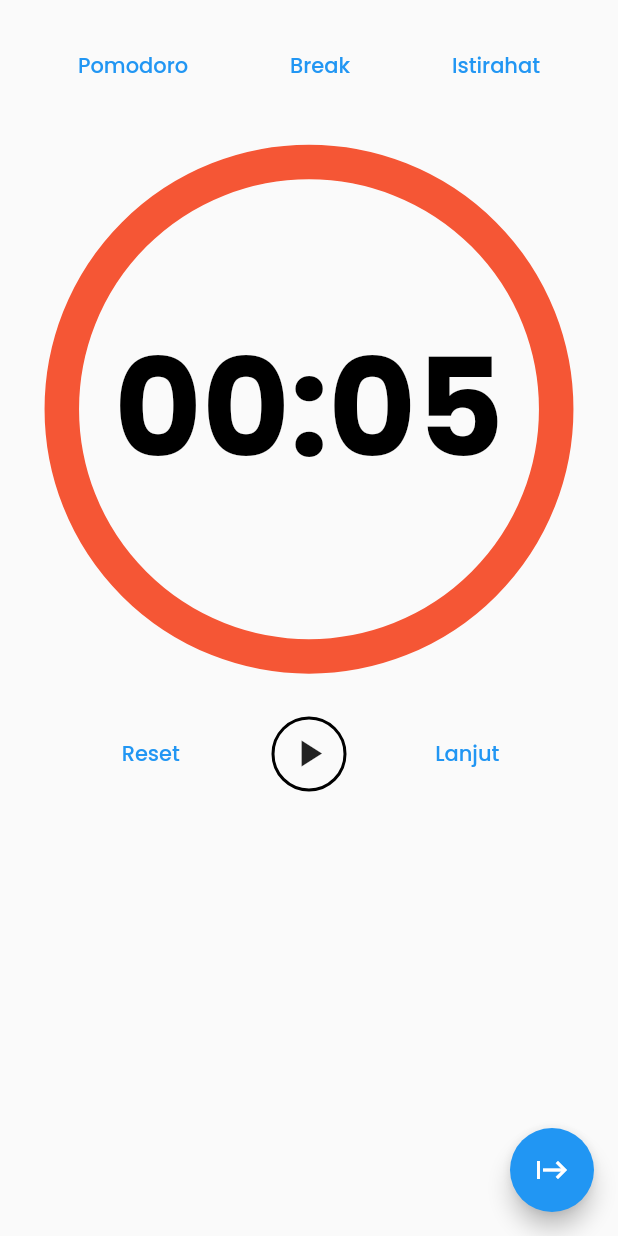
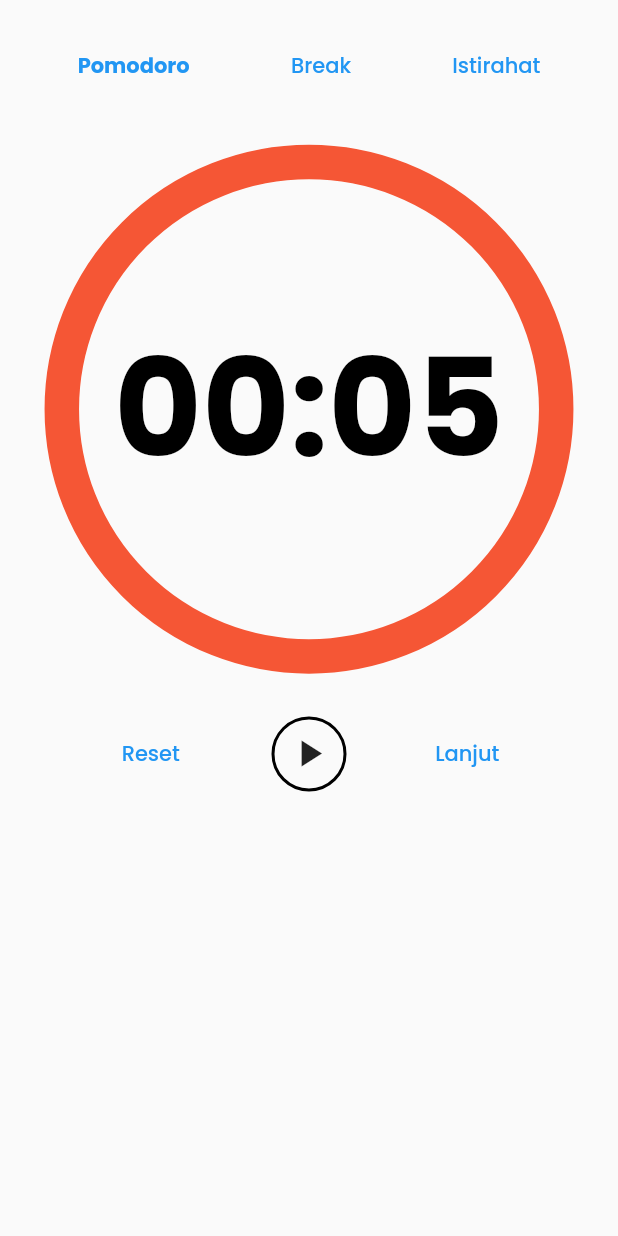
Before and after one commit to zamzamnurahman/Pomodoro-Task-Manager-Apps, a Flutter app: the PomodoroScreen screen opened directly, on a phone screen of 412 x 824 dp. Run offline on Flutter 3.47's test engine with Material 2 defaults, Android fonts, the phone set to English and light mode, and no system bars; drawn by our look-alikes of circular_countdown_timer; our stand-ins replace flutter_riverpod, flutter_svg, go_router.

Commit message:
add pomodoro timer for 3 type

```diff
--- a/lib/src/presentations/screens/pomodoro_screen.dart
+++ b/lib/src/presentations/screens/pomodoro_screen.dart
@@ -3,6 +3,7 @@ import 'package:flutter/material.dart';
 import 'package:flutter_riverpod/flutter_riverpod.dart';
 import 'package:pomodoro_task_manager/src/config/theme.dart';
 
+///[NAVIGATION MENU]
 final navProvider = StateNotifierProvider<NavNotifier, int>((ref) {
   return NavNotifier();
 });
@@ -11,6 +12,18 @@ class NavNotifier extends StateNotifier<int> {
   NavNotifier() : super(0);
 
   setNavigation(int newIndex) => state = newIndex;
+}
+
+///[ISPLAY TIMER]
+final playtimerProvider =
+    StateNotifierProvider<PlayTimerNotifier, String>((ref) {
+  return PlayTimerNotifier();
+});
+
+class PlayTimerNotifier extends StateNotifier<String> {
+  PlayTimerNotifier() : super("not start");
+
+  setPlay(String newValue) => state = newValue;
 }
 
 class PomodoroScreen extends ConsumerStatefulWidget {
@@ -22,10 +35,16 @@ class PomodoroScreen extends ConsumerStatefulWidget {
 
 class _PomodoroScreenState extends ConsumerState<PomodoroScreen> {
   int duration = 1500;
-  final CountDownController _ctrl = CountDownController();
+  int duration2 = 300;
+  int duration3 = 900;
+  final CountDownController _ctrl1 = CountDownController();
+  final CountDownController _ctrl2 = CountDownController();
+  final CountDownController _ctrl3 = CountDownController();
   @override
   Widget build(BuildContext context) {
+    final timer = ref.watch(playtimerProvider.notifier);
     final int _index = ref.watch(navProvider);
+    final String statusPlay = ref.watch(playtimerProvider);
     return Scaffold(
       body: Padding(
         padding: const EdgeInsets.all(20.0),
@@ -38,25 +57,151 @@ class _PomodoroScreenState extends ConsumerState<PomodoroScreen> {
                   onPressed: () {
                     ref.watch(navProvider.notifier).setNavigation(0);
                   },
-                    child: Text("Pomodoro")),
+                  child: Text(
+                    "Pomodoro",
+                    style: TextStyle(
+                        fontWeight: _index == 0 ? FontWeight.bold : null),
+                  ),
+                ),
                 TextButton(
                     onPressed: () {
                       ref.watch(navProvider.notifier).setNavigation(1);
                     },
-                    child: Text("Break")),
+                    child: Text(
+                      "Break",
+                      style: TextStyle(
+                          fontWeight: _index == 1 ? FontWeight.bold : null),
+                    )),
                 TextButton(
                     onPressed: () {
                       ref.watch(navProvider.notifier).setNavigation(2);
                     },
-                    child: Text("Istirahat")),
+                    child: Text(
+                      "Istirahat",
+                      style: TextStyle(
+                          fontWeight: _index == 2 ? FontWeight.bold : null),
+                    )),
               ],
             ),
-            Padding(
+            IndexedStack(
+              index: _index,
+              children: [
+                TimerPomodoro(duration: 5, ctrl1: _ctrl1, ctrl2: _ctrl2),
+                TimerPomodoro(duration: 10, ctrl1: _ctrl2, ctrl2: _ctrl3),
+                TimerPomodoro(duration: 15, ctrl1: _ctrl3, ctrl2: _ctrl1),
+              ],
+            ),
+            Row(
+              mainAxisAlignment: MainAxisAlignment.spaceEvenly,
+              children: [
+                TextButton(
+                  onPressed: () {
+                    print(_index);
+                    switch (_index) {
+                      case 0:
+                        _ctrl1.reset();
+                        break;
+                      case 1:
+                        _ctrl2.reset();
+                        break;
+                      case 2:
+                        _ctrl3.reset();
+                      default:
+                    }
+                    timer.setPlay("not start");
+                  },
+                  child: const Text("Reset"),
+                ),
+                InkWell(
+                  onTap: () {
+                    switch (_index) {
+                      case 0:
+                        if (statusPlay == "not start") {
+                          timer.setPlay("start");
+                          _ctrl1.start();
+                        } else if (statusPlay == "start") {
+                          timer.setPlay("pause");
+                          _ctrl1.pause();
+                        } else {
+                          timer.setPlay("start");
+                          _ctrl1.resume();
+                        }
+                        break;
+                      case 1:
+                        if (statusPlay == "not start") {
+                          timer.setPlay("start");
+                          _ctrl2.start();
+                        } else if (statusPlay == "start") {
+                          timer.setPlay("pause");
+                          _ctrl2.pause();
+                        } else {
+                          timer.setPlay("start");
+                          _ctrl2.resume();
+                        }
+                        break;
+                      case 2:
+                        if (statusPlay == "not start") {
+                          timer.setPlay("start");
+                          _ctrl3.start();
+                        } else if (statusPlay == "start") {
+                          timer.setPlay("pause");
+                          _ctrl3.pause();
+                        } else {
+                          timer.setPlay("start");
+                          _ctrl3.resume();
+                        }
+                      default:
+                    }
+                  },
+                  child: Container(
+                    height: 50,
+                    width: 50,
+                    decoration: BoxDecoration(
+                        borderRadius: BorderRadius.circular(100),
+                        border: Border.all(
+                          width: 2,
+                        )),
+                    child: Icon(
+                      statusPlay == "start" ? Icons.pause : Icons.play_arrow,
+                      size: 30,
+                    ),
+                  ),
+                ),
+                TextButton(
+                    onPressed: () {
+                      _ctrl1.restart();
+                    },
+                    child: const Text("Lanjut")),
+              ],
+            )
+          ],
+        ),
+      ),
+    );
+  }
+}
+
+class TimerPomodoro extends ConsumerWidget {
+  const TimerPomodoro({
+    super.key,
+    required CountDownController ctrl1,
+    required CountDownController ctrl2,
+    required this.duration,
+  })  : _ctrl1 = ctrl1,
+        _ctrl2 = ctrl2;
+
+  final CountDownController _ctrl1;
+  final CountDownController _ctrl2;
+  final int duration;
+
+  @override
+  Widget build(BuildContext context, WidgetRef ref) {
+    return Padding(
       padding: const EdgeInsets.symmetric(vertical: 40),
       child: CircularCountDownTimer(
-                duration: 5,
+        duration: duration,
         initialDuration: 0,
-                controller: _ctrl,
+        controller: _ctrl1,
         width: MediaQuery.of(context).size.width,
         height: MediaQuery.of(context).size.height / 2.5,
         ringColor: Colors.white,
@@ -78,8 +223,15 @@ class _PomodoroScreenState extends ConsumerState<PomodoroScreen> {
           debugPrint('Countdown Started');
         },
         onComplete: () {
-                  debugPrint('Countdown Ended');
-                  _ctrl.restart();
+          ref.watch(playtimerProvider.notifier).setPlay('not start');
+          final index = ref.watch(navProvider);
+          print("INDEX PERTASAMA $index");
+          if (index == 2) {
+            ref.watch(navProvider.notifier).setNavigation(0);
+          } else {
+            ref.watch(navProvider.notifier).setNavigation(index + 1);
+          }
+          print("INDEX KEDUA $index");
         },
         onChange: (String timeStamp) {
           debugPrint('Countdown Changed $timeStamp');
@@ -92,49 +244,6 @@ class _PomodoroScreenState extends ConsumerState<PomodoroScreen> {
           }
         },
       ),
-            ),
-            Row(
-              mainAxisAlignment: MainAxisAlignment.spaceEvenly,
-              children: [
-                TextButton(
-                  onPressed: () => _ctrl.reset(),
-                  child: const Text("Reset"),
-                ),
-                InkWell(
-                  onTap: () {
-                    _ctrl.restart();
-                  },
-                  child: Container(
-                    height: 50,
-                    width: 50,
-                    decoration: BoxDecoration(
-                        borderRadius: BorderRadius.circular(100),
-                        border: Border.all(
-                          width: 2,
-                        )),
-                    child: const Icon(Icons.play_arrow, size: 30),
-                  ),
-                ),
-                TextButton(
-                    onPressed: () {
-                      setState(() {
-                        duration = 300;
-                      });
-
-                      _ctrl.restart();
-                    },
-                    child: const Text("Lanjut")),
-              ],
-            )
-          ],
-        ),
-      ),
-      floatingActionButton: FloatingActionButton(
-        onPressed: () {
-          _ctrl.restart();
-        },
-        child: const Icon(Icons.start),
-      ),
     );
   }
 }
```
Lines whose indentation alone changed are shown as unchanged.
